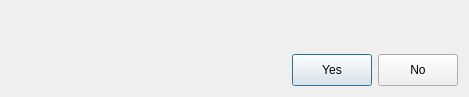
This is icorigindialog.ui in GaussCheng/2-5AxisPunch as Qt 5 draws it before an edit. The edited form follows.
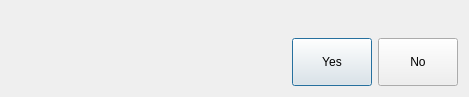
This is the edited form.

What changed in the file:
```diff
--- a/icorigindialog.ui
+++ b/icorigindialog.ui
@@ -43,8 +43,8 @@
       <widget class="QPushButton" name="yesBtn">
        <property name="minimumSize">
         <size>
-         <width>48</width>
-         <height>32</height>
+         <width>64</width>
+         <height>48</height>
         </size>
        </property>
        <property name="text">
@@ -56,8 +56,8 @@
       <widget class="QPushButton" name="noBtn">
        <property name="minimumSize">
         <size>
-         <width>48</width>
-         <height>32</height>
+         <width>64</width>
+         <height>48</height>
         </size>
        </property>
        <property name="text">
```
